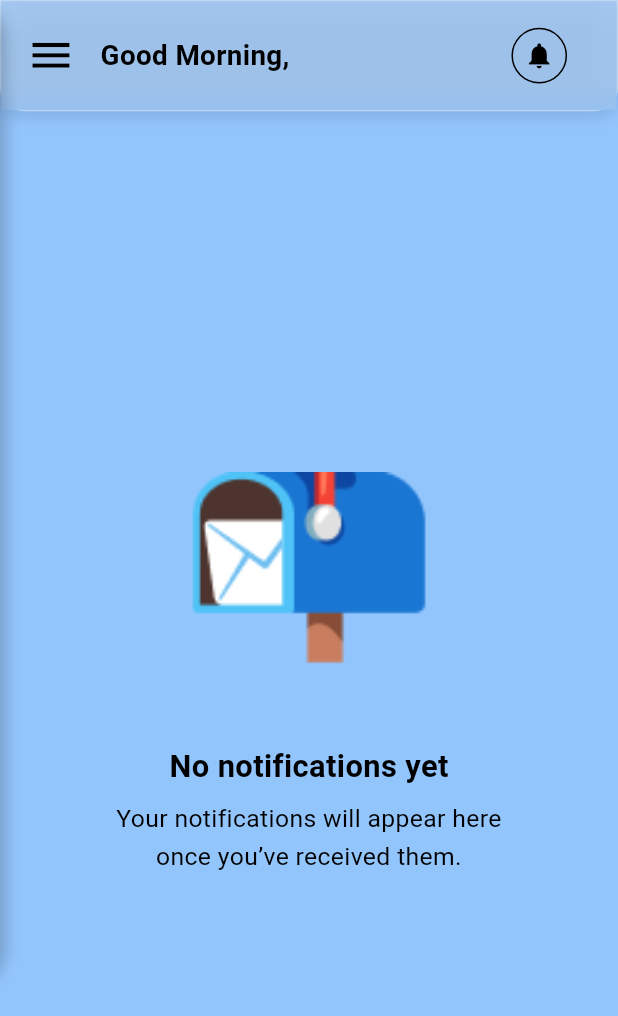
After one commit to Alvin11David/MUBS-LOCATOR, a Flutter app: the NotificationsScreen screen opened by its route, on a phone screen of 412 x 824 dp. The commit adds this screen. Shown: the top 1016 px of the screen. Run offline on Flutter 3.47's test engine with Material 3 defaults, Android fonts, the phone set to English and light mode, and no system bars; our stand-ins replace cloud_firestore, firebase_auth, firebase_core, flutter_typeahead, google_maps_flutter, image_picker and 1 more; missing offline and left inert: string_similarity; accounts and stored records are empty; Roboto replaces fonts that are missing (Poppins).

```diff
--- a/lib/main.dart
+++ b/lib/main.dart
@@ -14,6 +14,7 @@ import 'package:mubs_locator/user%20pages/intro/onboarding_screen3.dart';
 import 'package:mubs_locator/user%20pages/map%20screens/location_select_screen.dart';
 import 'package:mubs_locator/user%20pages/other%20screens/about_screen.dart';
 import 'package:mubs_locator/user%20pages/other%20screens/edit_profile_screen.dart';
+import 'package:mubs_locator/user%20pages/other%20screens/notification_screen.dart';
 import 'package:mubs_locator/user%20pages/splash/splash_screen.dart';
 import 'package:mubs_locator/user%20pages/other%20screens/profile_screen.dart';
 
@@ -58,6 +59,7 @@ class MyApp extends StatelessWidget {
         '/ProfileScreen': (context) => const ProfileScreen(),
         '/OTPScreen': (context) => const OTP_Screen(email: ''),
         '/ResetPasswordScreen': (context) => const ResetPasswordScreen(),
+        '/NotificationsScreen': (context) => const NotificationsScreen(),
       },
     );
   }
--- /dev/null
+++ b/lib/user pages/other screens/notification_screen.dart
@@ -0,0 +1,481 @@
+import 'package:flutter/material.dart';
+import 'package:firebase_auth/firebase_auth.dart';
+import 'package:mubs_locator/user%20pages/auth/sign_in.dart';
+import 'dart:ui';
+
+class NotificationsScreen extends StatefulWidget {
+  const NotificationsScreen({super.key});
+
+  @override
+  State<NotificationsScreen> createState() => _NotificationsScreenState();
+}
+
+class _NotificationsScreenState extends State<NotificationsScreen> {
+  // Determine greeting based on time of day
+  String _getGreeting() {
+    final hour = DateTime.now().hour;
+    if (hour < 12) {
+      return 'Good Morning';
+    } else if (hour < 17) {
+      return 'Good Afternoon';
+    } else {
+      return 'Good Evening';
+    }
+  }
+
+  // State for menu visibility
+  bool _isMenuVisible = false;
+
+  // State for unread notifications count
+  int _unreadNotifications = 0; // Placeholder, set to 0 for now
+
+  // Logout function
+  void _logout() async {
+    await FirebaseAuth.instance.signOut();
+    if (mounted) {
+      Navigator.pushReplacement(
+        context,
+        MaterialPageRoute(builder: (context) => const SignInScreen()),
+      );
+    }
+  }
+
+  @override
+  Widget build(BuildContext context) {
+    double screenWidth = MediaQuery.of(context).size.width;
+    double screenHeight = MediaQuery.of(context).size.height;
+
+    // Get the user's full name from Firebase
+    final user = FirebaseAuth.instance.currentUser;
+    final fullName = user?.displayName ?? 'User';
+
+    return Scaffold(
+      backgroundColor: const Color(0xFF93C5FD),
+      body: SafeArea(
+        child: GestureDetector(
+          onTap: () {
+            setState(() {
+              _isMenuVisible = false; // Close menu when tapping outside
+            });
+          },
+          behavior: HitTestBehavior.opaque,
+          child: Stack(
+            children: [
+              // Glassy rectangle at the top
+              Positioned(
+                top: 0,
+                left: 0,
+                right: 0,
+                child: Container(
+                  height: screenHeight * 0.09,
+                  width: screenWidth,
+                  decoration: BoxDecoration(
+                    color: Colors.white.withOpacity(0.2),
+                    borderRadius: const BorderRadius.vertical(
+                      bottom: Radius.circular(16),
+                    ),
+                    border: Border.all(
+                      color: Colors.white.withOpacity(0.3),
+                      width: 1,
+                    ),
+                    boxShadow: [
+                      BoxShadow(
+                        color: Colors.black.withOpacity(0.1),
+                        blurRadius: 8,
+                        spreadRadius: 2,
+                        offset: const Offset(0, 2),
+                      ),
+                    ],
+                  ),
+                  child: ClipRRect(
+                    borderRadius: const BorderRadius.vertical(
+                      bottom: Radius.circular(0),
+                    ),
+                    child: BackdropFilter(
+                      filter: ImageFilter.blur(sigmaX: 10, sigmaY: 10),
+                      child: Container(
+                        color: Colors.transparent,
+                        child: Padding(
+                          padding: EdgeInsets.symmetric(
+                            horizontal: screenWidth * 0.04,
+                            vertical: screenHeight * 0.02,
+                          ),
+                          child: Row(
+                            mainAxisAlignment: MainAxisAlignment.start,
+                            crossAxisAlignment: CrossAxisAlignment.center,
+                            children: [
+                              // Menu icon
+                              GestureDetector(
+                                onTap: () {
+                                  setState(() {
+                                    _isMenuVisible = !_isMenuVisible;
+                                  });
+                                },
+                                behavior: HitTestBehavior.opaque,
+                                child: Icon(
+                                  Icons.menu,
+                                  color: Colors.black,
+                                  size: screenWidth * 0.08,
+                                ),
+                              ),
+                              SizedBox(width: screenWidth * 0.04),
+                              // Greeting text with full name
+                              Text(
+                                '${_getGreeting()}, $fullName',
+                                style: TextStyle(
+                                  color: Colors.black,
+                                  fontSize: screenWidth * 0.045,
+                                  fontWeight: FontWeight.bold,
+                                  fontFamily: 'Poppins',
+                                ),
+                              ),
+                              const Spacer(),
+                              // Notifications icon in a circle with badge
+                              Padding(
+                                padding: EdgeInsets.only(right: screenWidth * 0.04),
+                                child: Stack(
+                                  children: [
+                                    Container(
+                                      width: screenWidth * 0.09,
+                                      height: screenWidth * 0.09,
+                                      decoration: BoxDecoration(
+                                        shape: BoxShape.circle,
+                                        border: Border.all(
+                                          color: Colors.black,
+                                          width: 1,
+                                        ),
+                                      ),
+                                      child: Icon(
+                                        Icons.notifications,
+                                        color: Colors.black,
+                                        size: screenWidth * 0.05,
+                                      ),
+                                    ),
+                                    if (_unreadNotifications > 0)
+                                      Positioned(
+                                        top: -screenWidth * 0.01,
+                                        right: -screenWidth * 0.01,
+                                        child: Container(
+                                          width: screenWidth * 0.03,
+                                          height: screenWidth * 0.03,
+                                          decoration: const BoxDecoration(
+                                            color: Colors.red,
+                                            shape: BoxShape.circle,
+                                          ),
+                                          child: Center(
+                                            child: Text(
+                                              '$_unreadNotifications',
+                                              style: TextStyle(
+                                                color: Colors.white,
+                                                fontSize: screenWidth * 0.025,
+                                                fontWeight: FontWeight.bold,
+                                              ),
+                                            ),
+                                          ),
+                                        ),
+                                      ),
+                                  ],
+                                ),
+                              ),
+                            ],
+                          ),
+                        ),
+                      ),
+                    ),
+                  ),
+                ),
+              ),
+              // Centered image and texts
+              Positioned.fill(
+                top: screenHeight * 0.09, // Below the glassy rectangle
+                child: Column(
+                  mainAxisAlignment: MainAxisAlignment.center,
+                  crossAxisAlignment: CrossAxisAlignment.center,
+                  children: [
+                    Image.asset(
+                      'assets/vectors/nonotifications.png',
+                      width: screenWidth * 0.4,
+                      height: screenWidth * 0.4,
+                      fit: BoxFit.contain,
+                    ),
+                    SizedBox(height: screenHeight * 0.02),
+                    Text(
+                      'No notifications yet',
+                      style: TextStyle(
+                        color: Colors.black,
+                        fontSize: screenWidth * 0.05,
+                        fontWeight: FontWeight.bold,
+                        fontFamily: 'Poppins',
+                      ),
+                    ),
+                    SizedBox(height: screenHeight * 0.01),
+                    Text(
+                      'Your notifications will appear here\nonce you’ve received them.',
+                      style: TextStyle(
+                        color: Colors.black,
+                        fontSize: screenWidth * 0.04,
+                        fontFamily: 'Poppins',
+                        height: 1.5,
+                      ),
+                      textAlign: TextAlign.center,
+                    ),
+                  ],
+                ),
+              ),
+              // Menu rectangle (on top of other content)
+              AnimatedPositioned(
+                duration: const Duration(milliseconds: 300),
+                curve: Curves.easeInOut,
+                left: _isMenuVisible ? 0 : -screenWidth * 0.6,
+                top: 0,
+                child: Container(
+                  width: screenWidth * 0.6,
+                  height: screenHeight * 0.8,
+                  decoration: BoxDecoration(
+                    color: Colors.white,
+                    borderRadius: const BorderRadius.only(
+                      topRight: Radius.circular(30),
+                      bottomRight: Radius.circular(30),
+                    ),
+                    boxShadow: [
+                      BoxShadow(
+                        color: Colors.black.withOpacity(0.2),
+                        blurRadius: 8,
+                        spreadRadius: 2,
+                        offset: const Offset(2, 0),
+                      ),
+                    ],
+                  ),
+                  child: Column(
+                    crossAxisAlignment: CrossAxisAlignment.start,
+                    children: [
+                      // Sidebar image with overlaid white circle and text
+                      Stack(
+                        children: [
+                          Image.asset(
+                            'assets/images/sidebar.png',
+                            width: screenWidth * 0.6,
+                            height: screenHeight * 0.16,
+                            fit: BoxFit.cover,
+                          ),
+                          Positioned(
+                            left: screenWidth * 0.03,
+                            top: screenHeight * 0.03,
+                            child: Container(
+                              width: screenWidth * 0.15,
+                              height: screenWidth * 0.15,
+                              decoration: BoxDecoration(
+                                shape: BoxShape.circle,
+                                color: Colors.white,
+                                border: Border.all(color: Colors.black, width: 1),
+                              ),
+                              child: Icon(
+                                Icons.person,
+                                color: Colors.black,
+                                size: screenWidth * 0.08,
+                              ),
+                            ),
+                          ),
+                          Positioned(
+                            left: screenWidth * 0.19,
+                            top: screenHeight * 0.05,
+                            child: Text(
+                              'MUBS Locator',
+                              style: TextStyle(
+                                color: Colors.white,
+                                fontSize: screenWidth * 0.05,
+                                fontWeight: FontWeight.bold,
+                                fontFamily: 'Urbanist',
+                              ),
+                            ),
+                          ),
+                          Positioned(
+                            left: screenWidth * 0.19,
+                            top: screenHeight * 0.09,
+                            child: Text(
+                              fullName,
+                              style: TextStyle(
+                                color: Colors.white,
+                                fontSize: screenWidth * 0.035,
+                                fontWeight: FontWeight.bold,
+                                fontFamily: 'Urbanist',
+                              ),
+                            ),
+                          ),
+                        ],
+                      ),
+                      // Home icon and text
+                      Padding(
+                        padding: EdgeInsets.only(
+                          left: screenWidth * 0.03,
+                          top: screenHeight * 0.02,
+                        ),
+                        child: Row(
+                          children: [
+                            Icon(
+                              Icons.home,
+                              color: Colors.black,
+                              size: screenWidth * 0.06,
+                            ),
+                            SizedBox(width: screenWidth * 0.02),
+                            Text(
+                              'Home',
+                              style: TextStyle(
+                                color: Colors.black,
+                                fontSize: screenWidth * 0.04,
+                                fontWeight: FontWeight.bold,
+                                fontFamily: 'Urbanist',
+                              ),
+                            ),
+                          ],
+                        ),
+                      ),
+                      SizedBox(height: screenHeight * 0.02),
+                      // Settings icon and Profile Settingstext
+                      Padding(
+                        padding: EdgeInsets.only(
+                          left: screenWidth * 0.03,
+                          top: screenHeight * 0.02,
+                        ),
+                        child: Row(
+                          children: [
+                            Icon(
+                              Icons.settings,
+                              color: Colors.black,
+                              size: screenWidth * 0.06,
+                            ),
+                            SizedBox(width: screenWidth * 0.02),
+                            Text(
+                              'Profile Settings',
+                              style: TextStyle(
+                                color: Colors.black,
+                                fontSize: screenWidth * 0.04,
+                                fontWeight: FontWeight.bold,
+                                fontFamily: 'Urbanist',
+                              ),
+                            ),
+                          ],
+                        ),
+                      ),
+                      SizedBox(height: screenHeight * 0.02),
+                      // Settings icon and Profile Settings text
+                      Padding(
+                        padding: EdgeInsets.only(
+                          left: screenWidth * 0.03,
+                          top: screenHeight * 0.02,
+                        ),
+                        child: Row(
+                          children: [
+                            Icon(
+                              Icons.settings,
+                              color: Colors.black,
+                              size: screenWidth * 0.06,
+                            ),
+                            SizedBox(width: screenWidth * 0.02),
+                            Text(
+                              'Profile Settings',
+                              style: TextStyle(
+                                color: Colors.black,
+                                fontSize: screenWidth * 0.04,
+                                fontWeight: FontWeight.bold,
+                                fontFamily: 'Urbanist',
+                              ),
+                            ),
+                          ],
+                        ),
+                      ),
+                      SizedBox(height: screenHeight * 0.02),
+                      // Notifications icon and Push Notifications text
+                      Padding(
+                        padding: EdgeInsets.only(
+                          left: screenWidth * 0.03,
+                          top: screenHeight * 0.02,
+                        ),
+                        child: Row(
+                          children: [
+                            Icon(
+                              Icons.notifications,
+                              color: Colors.black,
+                              size: screenWidth * 0.06,
+                            ),
+                            SizedBox(width: screenWidth * 0.02),
+                            Text(
+                              'Notifications',
+                              style: TextStyle(
+                                color: Colors.black,
+                                fontSize: screenWidth * 0.04,
+                                fontWeight: FontWeight.bold,
+                                fontFamily: 'Urbanist',
+                              ),
+                            ),
+                          ],
+                        ),
+                      ),
+                      SizedBox(height: screenHeight * 0.02),
+                      // Locations icon and Locations text
+                      Padding(
+                        padding: EdgeInsets.only(
+                          left: screenWidth * 0.03,
+                          top: screenHeight * 0.02,
+                        ),
+                        child: Row(
+                          children: [
+                            Icon(
+                              Icons.location_on,
+                              color: Colors.black,
+                              size: screenWidth * 0.06,
+                            ),
+                            SizedBox(width: screenWidth * 0.02),
+                            Text(
+                              'Search Locations',
+                              style: TextStyle(
+                                color: Colors.black,
+                                fontSize: screenWidth * 0.04,
+                                fontWeight: FontWeight.bold,
+                                fontFamily: 'Urbanist',
+                              ),
+                            ),
+                          ],
+                        ),
+                      ),
+                      SizedBox(height: screenHeight * 0.02),
+                      // Exit icon and Logout text
+                      Padding(
+                        padding: EdgeInsets.only(
+                          left: screenWidth * 0.03,
+                          top: screenHeight * 0.02,
+                        ),
+                        child: GestureDetector(
+                          onTap: _logout,
+                          child: Row(
+                            children: [
+                              Icon(
+                                Icons.exit_to_app,
+                                color: Colors.black,
+                                size: screenWidth * 0.06,
+                              ),
+                              SizedBox(width: screenWidth * 0.02),
+                              Text(
+                                'Logout',
+                                style: TextStyle(
+                                  color: Colors.black,
+                                  fontSize: screenWidth * 0.04,
+                                  fontWeight: FontWeight.bold,
+                                  fontFamily: 'Urbanist',
+                                ),
+                              ),
+                            ],
+                          ),
+                        ),
+                      ),
+                    ],
+                  ),
+                ),
+              ),
+            ],
+          ),
+        ),
+      ),
+    );
+  }
+}
```
Also changed, not shown: assets/vectors/nonotifications.png (added).
